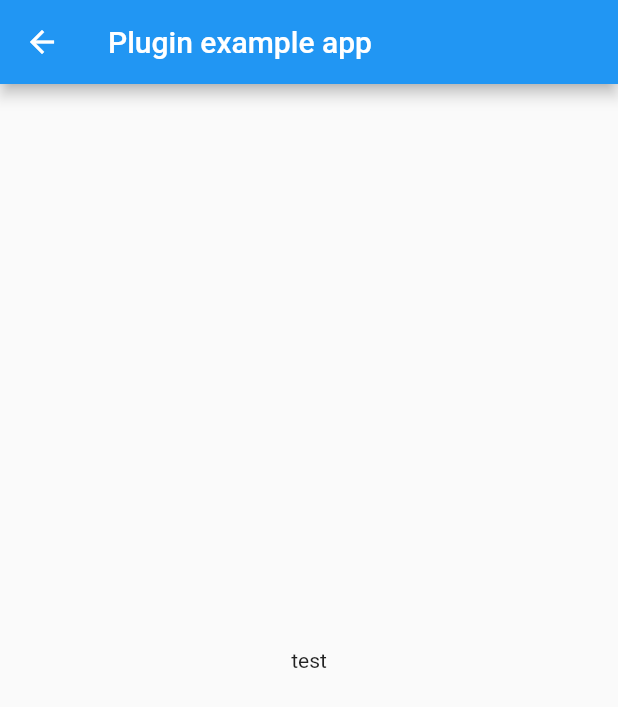
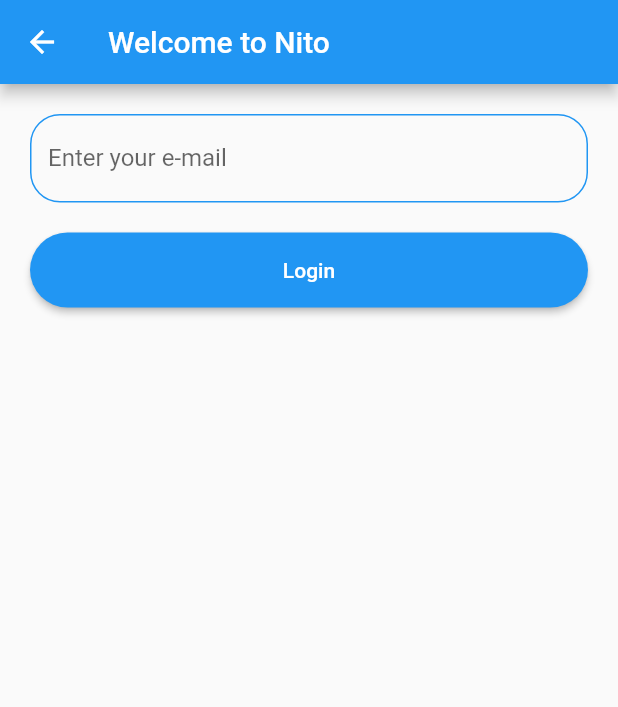
Before and after one commit to nitoclub/nito-flutter-app, a Flutter app: the LoginPage screen opened directly, on a phone screen of 412 x 824 dp. Shown: the top 707 px of the screen. Run offline on Flutter 3.47's test engine with Material 2 defaults, Android fonts, the phone set to English and light mode, and no system bars; our stand-ins replace hooks_riverpod, plugin_platform_interface; generated files the repository leaves out were written again.

Commit message:
:art: ログインページの側を実装
ハリボテなので、今後controllerとstateが必要。

```diff
--- a/app/feature/auth/lib/src/login/ui/login_page.dart
+++ b/app/feature/auth/lib/src/login/ui/login_page.dart
@@ -8,10 +8,52 @@
   Widget build(BuildContext context, WidgetRef ref) {
     return Scaffold(
       appBar: AppBar(
-        title: const Text('Plugin example app'),
+        title: const Text('Welcome to Nito'),
       ),
-      body: const Center(
-        child: Text('test'),
+      body: Container(
+        padding: const EdgeInsets.all(20),
+        child: Column(
+          children: [
+            TextFormField(
+              decoration: InputDecoration(
+                focusedBorder: OutlineInputBorder(
+                  borderRadius: BorderRadius.circular(20),
+                  borderSide: BorderSide(
+                    color: Theme.of(context).primaryColor,
+                    width: 2.0,
+                  ),
+                ),
+                labelStyle: TextStyle(
+                  fontSize: 16,
+                  color: Theme.of(context).hintColor,
+                ),
+                labelText: 'Enter your e-mail',
+                floatingLabelStyle: const TextStyle(fontSize: 20),
+                enabledBorder: OutlineInputBorder(
+                  borderRadius: BorderRadius.circular(20),
+                  borderSide: BorderSide(
+                    color: Theme.of(context).primaryColor,
+                    width: 1.0,
+                  ),
+                ),
+              ),
+              // controller: plz, create a textEditing controller,
+            ),
+            const SizedBox(height: 20),
+            ElevatedButton(
+              style: ElevatedButton.styleFrom(
+                minimumSize: const Size(double.infinity, 50),
+                backgroundColor: Theme.of(context).primaryColor,
+                disabledBackgroundColor: Theme.of(context).disabledColor,
+                shape: const StadiumBorder(),
+              ),
+              onPressed: () {
+                // event handling
+              },
+              child: const Text('Login'),
+            ),
+          ],
+        ),
       ),
     );
   }
```
